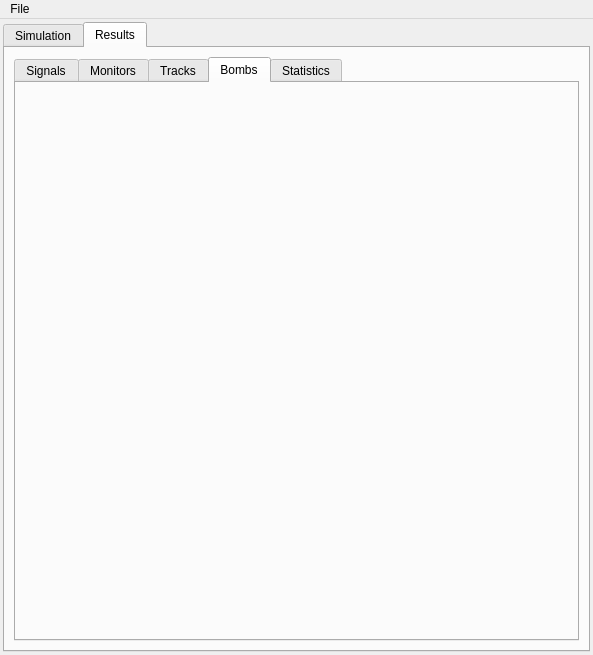
Above: ants3bundle/src/ants3/gui/photsim/a3photsimwin.ui from andrmor/ANTS3bundle before the change. Below: the same form after it.
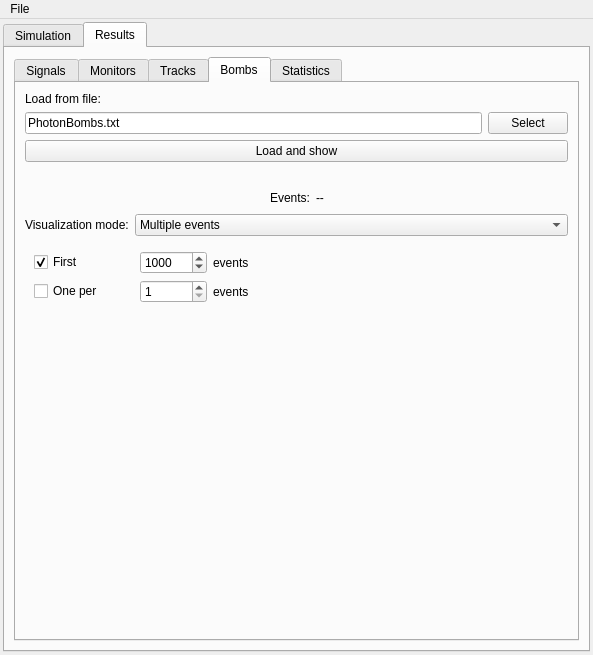
That is the form after the change. The open tabs and pages were chosen to show the change.

Commit message: add viz for photon bombs

Patch:
```diff
--- a/ants3bundle/src/ants3/gui/photsim/a3photsimwin.ui
+++ b/ants3bundle/src/ants3/gui/photsim/a3photsimwin.ui
@@ -3903,6 +3903,336 @@
            <attribute name="title">
             <string>Bombs</string>
            </attribute>
+           <layout class="QVBoxLayout" name="verticalLayout_27">
+            <item>
+             <widget class="QLabel" name="label_11">
+              <property name="text">
+               <string>Load from file:</string>
+              </property>
+             </widget>
+            </item>
+            <item>
+             <layout class="QHBoxLayout" name="horizontalLayout_49">
+              <item>
+               <widget class="QLineEdit" name="leBombsFile">
+                <property name="text">
+                 <string>PhotonBombs.txt</string>
+                </property>
+               </widget>
+              </item>
+              <item>
+               <widget class="QPushButton" name="pbSelectBombsFile">
+                <property name="text">
+                 <string>Select</string>
+                </property>
+               </widget>
+              </item>
+             </layout>
+            </item>
+            <item>
+             <widget class="QPushButton" name="pbLoadAndShowBombs">
+              <property name="text">
+               <string>Load and show</string>
+              </property>
+             </widget>
+            </item>
+            <item>
+             <widget class="QLabel" name="label_34">
+              <property name="text">
+               <string/>
+              </property>
+             </widget>
+            </item>
+            <item>
+             <layout class="QHBoxLayout" name="horizontalLayout_54">
+              <property name="topMargin">
+               <number>0</number>
+              </property>
+              <item>
+               <spacer name="horizontalSpacer_61">
+                <property name="orientation">
+                 <enum>Qt::Horizontal</enum>
+                </property>
+                <property name="sizeHint" stdset="0">
+                 <size>
+                  <width>40</width>
+                  <height>20</height>
+                 </size>
+                </property>
+               </spacer>
+              </item>
+              <item>
+               <widget class="QLabel" name="label_36">
+                <property name="text">
+                 <string>Events:</string>
+                </property>
+               </widget>
+              </item>
+              <item>
+               <widget class="QLabel" name="labShowBombsNumEvents">
+                <property name="text">
+                 <string>--</string>
+                </property>
+               </widget>
+              </item>
+              <item>
+               <spacer name="horizontalSpacer_62">
+                <property name="orientation">
+                 <enum>Qt::Horizontal</enum>
+                </property>
+                <property name="sizeHint" stdset="0">
+                 <size>
+                  <width>40</width>
+                  <height>20</height>
+                 </size>
+                </property>
+               </spacer>
+              </item>
+             </layout>
+            </item>
+            <item>
+             <layout class="QHBoxLayout" name="horizontalLayout_53">
+              <property name="topMargin">
+               <number>0</number>
+              </property>
+              <item>
+               <widget class="QLabel" name="label_35">
+                <property name="sizePolicy">
+                 <sizepolicy hsizetype="Minimum" vsizetype="Preferred">
+                  <horstretch>0</horstretch>
+                  <verstretch>0</verstretch>
+                 </sizepolicy>
+                </property>
+                <property name="text">
+                 <string>Visualization mode:</string>
+                </property>
+               </widget>
+              </item>
+              <item>
+               <widget class="QComboBox" name="cobShowBombsMode">
+                <property name="sizePolicy">
+                 <sizepolicy hsizetype="Expanding" vsizetype="Fixed">
+                  <horstretch>0</horstretch>
+                  <verstretch>0</verstretch>
+                 </sizepolicy>
+                </property>
+                <item>
+                 <property name="text">
+                  <string>Multiple events</string>
+                 </property>
+                </item>
+                <item>
+                 <property name="text">
+                  <string>Single event at a time</string>
+                 </property>
+                </item>
+               </widget>
+              </item>
+             </layout>
+            </item>
+            <item>
+             <widget class="QStackedWidget" name="stackedWidget">
+              <property name="currentIndex">
+               <number>1</number>
+              </property>
+              <widget class="QWidget" name="page">
+               <layout class="QVBoxLayout" name="verticalLayout_25">
+                <item>
+                 <layout class="QHBoxLayout" name="horizontalLayout_50">
+                  <item>
+                   <widget class="QCheckBox" name="cbShowBombsLimited">
+                    <property name="minimumSize">
+                     <size>
+                      <width>100</width>
+                      <height>0</height>
+                     </size>
+                    </property>
+                    <property name="text">
+                     <string>First</string>
+                    </property>
+                    <property name="checked">
+                     <bool>true</bool>
+                    </property>
+                   </widget>
+                  </item>
+                  <item>
+                   <widget class="QSpinBox" name="sbShowBombsMax">
+                    <property name="minimum">
+                     <number>1</number>
+                    </property>
+                    <property name="maximum">
+                     <number>999999</number>
+                    </property>
+                    <property name="value">
+                     <number>1000</number>
+                    </property>
+                   </widget>
+                  </item>
+                  <item>
+                   <widget class="QLabel" name="label_2">
+                    <property name="text">
+                     <string>events</string>
+                    </property>
+                   </widget>
+                  </item>
+                  <item>
+                   <spacer name="horizontalSpacer_58">
+                    <property name="orientation">
+                     <enum>Qt::Horizontal</enum>
+                    </property>
+                    <property name="sizeHint" stdset="0">
+                     <size>
+                      <width>40</width>
+                      <height>20</height>
+                     </size>
+                    </property>
+                   </spacer>
+                  </item>
+                 </layout>
+                </item>
+                <item>
+                 <layout class="QHBoxLayout" name="horizontalLayout_51">
+                  <item>
+                   <widget class="QCheckBox" name="cbShowBombsOnePer">
+                    <property name="minimumSize">
+                     <size>
+                      <width>100</width>
+                      <height>0</height>
+                     </size>
+                    </property>
+                    <property name="text">
+                     <string>One per </string>
+                    </property>
+                    <property name="checked">
+                     <bool>false</bool>
+                    </property>
+                   </widget>
+                  </item>
+                  <item>
+                   <widget class="QSpinBox" name="sbShowBombsOnePer">
+                    <property name="minimum">
+                     <number>1</number>
+                    </property>
+                    <property name="maximum">
+                     <number>999999</number>
+                    </property>
+                   </widget>
+                  </item>
+                  <item>
+                   <widget class="QLabel" name="label_32">
+                    <property name="text">
+                     <string>events</string>
+                    </property>
+                   </widget>
+                  </item>
+                  <item>
+                   <spacer name="horizontalSpacer_59">
+                    <property name="orientation">
+                     <enum>Qt::Horizontal</enum>
+                    </property>
+                    <property name="sizeHint" stdset="0">
+                     <size>
+                      <width>40</width>
+                      <height>20</height>
+                     </size>
+                    </property>
+                   </spacer>
+                  </item>
+                 </layout>
+                </item>
+                <item>
+                 <spacer name="verticalSpacer_19">
+                  <property name="orientation">
+                   <enum>Qt::Vertical</enum>
+                  </property>
+                  <property name="sizeHint" stdset="0">
+                   <size>
+                    <width>20</width>
+                    <height>101</height>
+                   </size>
+                  </property>
+                 </spacer>
+                </item>
+               </layout>
+              </widget>
+              <widget class="QWidget" name="page_2">
+               <layout class="QVBoxLayout" name="verticalLayout_26">
+                <item>
+                 <layout class="QHBoxLayout" name="horizontalLayout_52">
+                  <item>
+                   <widget class="QLabel" name="label_33">
+                    <property name="text">
+                     <string>Event #</string>
+                    </property>
+                   </widget>
+                  </item>
+                  <item>
+                   <widget class="QSpinBox" name="sbShowBombsEvent">
+                    <property name="maximum">
+                     <number>999999999</number>
+                    </property>
+                   </widget>
+                  </item>
+                  <item>
+                   <spacer name="horizontalSpacer_60">
+                    <property name="orientation">
+                     <enum>Qt::Horizontal</enum>
+                    </property>
+                    <property name="sizeHint" stdset="0">
+                     <size>
+                      <width>40</width>
+                      <height>20</height>
+                     </size>
+                    </property>
+                   </spacer>
+                  </item>
+                  <item>
+                   <widget class="QPushButton" name="pbShowBombsPrevious">
+                    <property name="text">
+                     <string>&lt;</string>
+                    </property>
+                   </widget>
+                  </item>
+                  <item>
+                   <widget class="QPushButton" name="pbShowBombsNext">
+                    <property name="text">
+                     <string>&gt;</string>
+                    </property>
+                   </widget>
+                  </item>
+                 </layout>
+                </item>
+                <item>
+                 <spacer name="verticalSpacer_24">
+                  <property name="orientation">
+                   <enum>Qt::Vertical</enum>
+                  </property>
+                  <property name="sizeHint" stdset="0">
+                   <size>
+                    <width>20</width>
+                    <height>121</height>
+                   </size>
+                  </property>
+                 </spacer>
+                </item>
+               </layout>
+              </widget>
+             </widget>
+            </item>
+            <item>
+             <spacer name="verticalSpacer_7">
+              <property name="orientation">
+               <enum>Qt::Vertical</enum>
+              </property>
+              <property name="sizeHint" stdset="0">
+               <size>
+                <width>20</width>
+                <height>173</height>
+               </size>
+              </property>
+             </spacer>
+            </item>
+           </layout>
           </widget>
           <widget class="QWidget" name="tab_6">
            <attribute name="title">
```
Left out of the diff: 4 changed lines with no effect on the pictures. The commit also changes 8 other files.
